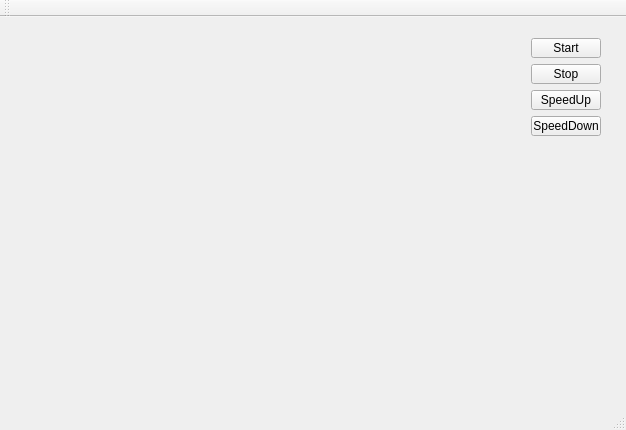
This is Ball/mainwindow.ui in FIvanO/Working_staff as Qt 5 draws it before an edit. The edited form follows.
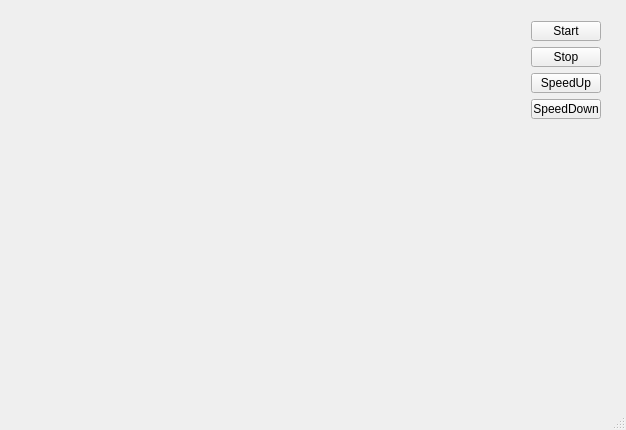
This is the edited form.

```diff
--- a/Ball/mainwindow.ui
+++ b/Ball/mainwindow.ui
@@ -14,7 +14,7 @@
    <string>MainWindow</string>
   </property>
   <widget class="QWidget" name="centralWidget">
-   <widget class="QWidget" name="">
+   <widget class="QWidget" name="layoutWidget">
     <property name="geometry">
      <rect>
       <x>520</x>
@@ -55,24 +55,6 @@
     </layout>
    </widget>
   </widget>
-  <widget class="QMenuBar" name="menuBar">
-   <property name="geometry">
-    <rect>
-     <x>0</x>
-     <y>0</y>
-     <width>626</width>
-     <height>22</height>
-    </rect>
-   </property>
-  </widget>
-  <widget class="QToolBar" name="mainToolBar">
-   <attribute name="toolBarArea">
-    <enum>TopToolBarArea</enum>
-   </attribute>
-   <attribute name="toolBarBreak">
-    <bool>false</bool>
-   </attribute>
-  </widget>
   <widget class="QStatusBar" name="statusBar"/>
  </widget>
  <layoutdefault spacing="6" margin="11"/>
```
